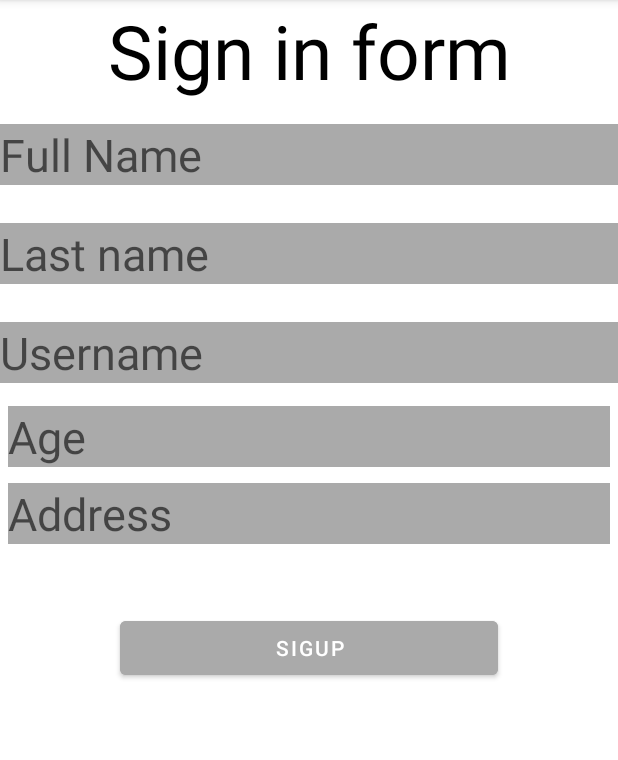
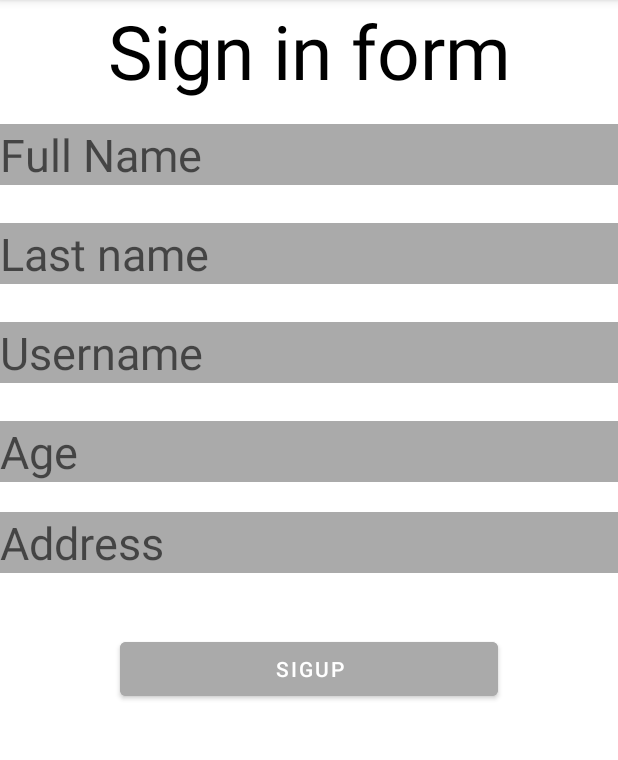
Before and after one commit to chhabi10/FinalAssignment, an Android app: the SignupActivity screen opened directly, with no data from a screen before it, on a phone screen of 412 x 824 dp, the part 84-844 px from its top. Run offline under Robolectric (Android 15) with nearby library versions, the phone set to English and light mode, and no system bars.

Commit message:
manifest change

```diff
--- a/app/src/main/AndroidManifest.xml
+++ b/app/src/main/AndroidManifest.xml
@@ -11,12 +11,13 @@
         android:theme="@style/Theme.FinalAssignment">
         <activity android:name=".SignupActivity"></activity>
         <activity android:name=".LoginActivity" />
+        <intent-filter>
+            <action android:name="android.intent.action.MAIN" />
+
+            <category android:name="android.intent.category.LAUNCHER" />
+        </intent-filter>
         <activity android:name=".MainActivity">
-            <intent-filter>
-                <action android:name="android.intent.action.MAIN" />
 
-                <category android:name="android.intent.category.LAUNCHER" />
-            </intent-filter>
         </activity>
     </application>
 
--- a/app/src/main/res/layout/activity_signup.xml
+++ b/app/src/main/res/layout/activity_signup.xml
@@ -60,17 +60,19 @@
             android:background="@android:color/darker_gray"
             android:inputType="number"
             android:textSize="30sp"
-            android:layout_margin="5dp"/>
+            android:layout_marginTop="15dp" />
+    <EditText
+        android:id="@+id/etaddress"
+        android:layout_width="match_parent"
+        android:layout_height="wrap_content"
+        android:hint="Address"
+        android:layout_marginTop="20dp"
+        android:background="@android:color/darker_gray"
+        android:textSize="30sp"
+        android:textColor="@color/black"/>
 
-        <EditText
-            android:id="@+id/etaddress"
-            android:layout_width="match_parent"
-            android:layout_height="wrap_content"
-            android:hint="Address"
-            android:textSize="30sp"
-            android:background="@android:color/darker_gray"
-            android:textColor="@color/black"
-            android:layout_margin="5dp"/>
+
+
 
         <Button
             android:id="@+id/btnsign"
```
